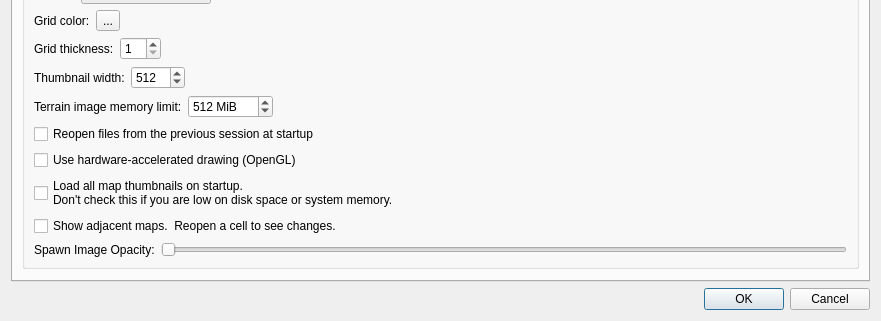
Qt form WorldEd/src/editor/preferencesdialog.ui (Unjammer/PZ_Mapping_Tools) before a commit; both pictures show x 0 to 881 and y 271 to 592 of the 881 by 592 pixel window.
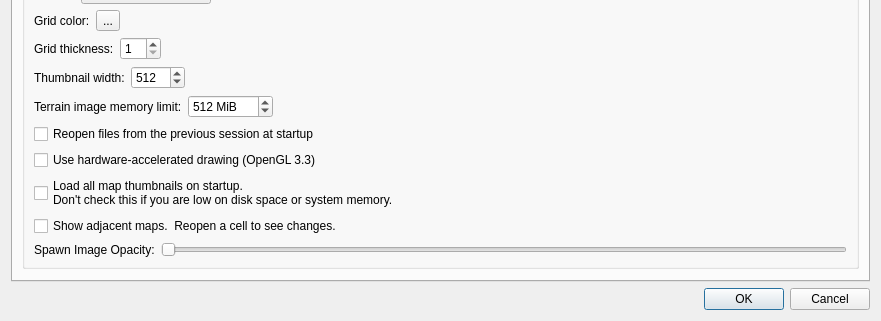
The same form after that commit. Custom widgets are drawn as their Qt base class.

Diff of the .ui file:
```diff
--- a/WorldEd/src/editor/preferencesdialog.ui
+++ b/WorldEd/src/editor/preferencesdialog.ui
@@ -295,7 +295,10 @@
           <item>
            <widget class="QCheckBox" name="openGL">
             <property name="text">
-             <string>Use hardware-accelerated drawing (OpenGL)</string>
+             <string>Use hardware-accelerated drawing (OpenGL 3.3)</string>
+            </property>
+            <property name="toolTip">
+             <string>Uncheck to use Qt's raster (software) renderer. Use the software renderer if the map is blank or corrupted by a graphics-driver issue.</string>
             </property>
            </widget>
           </item>
```
